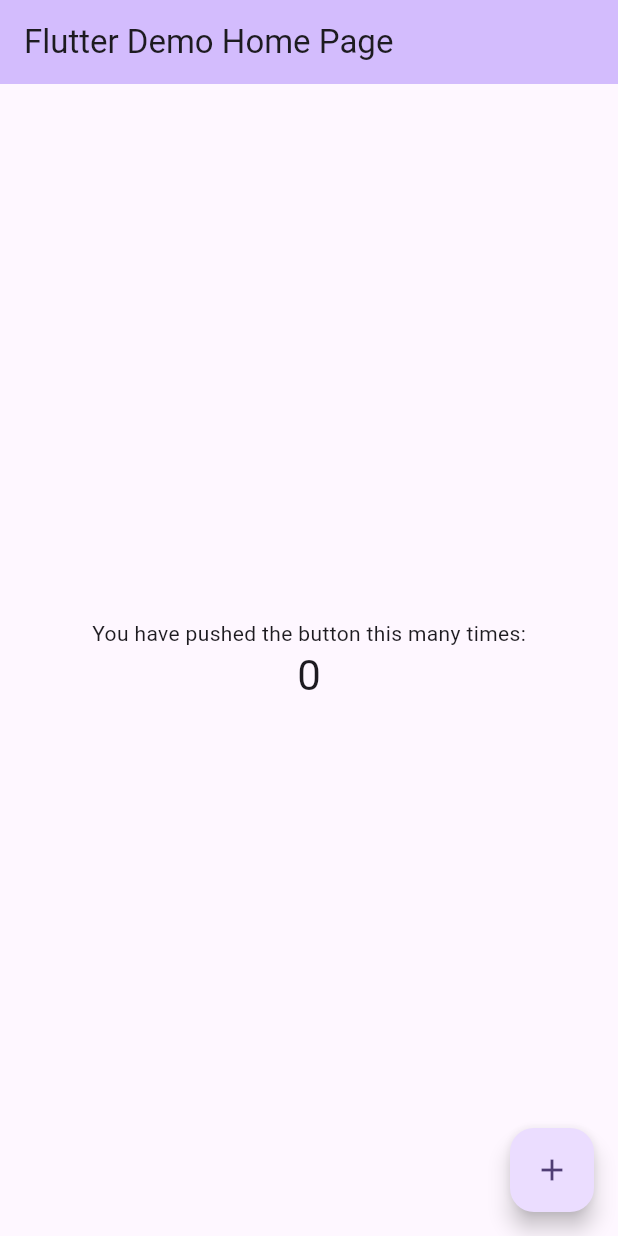
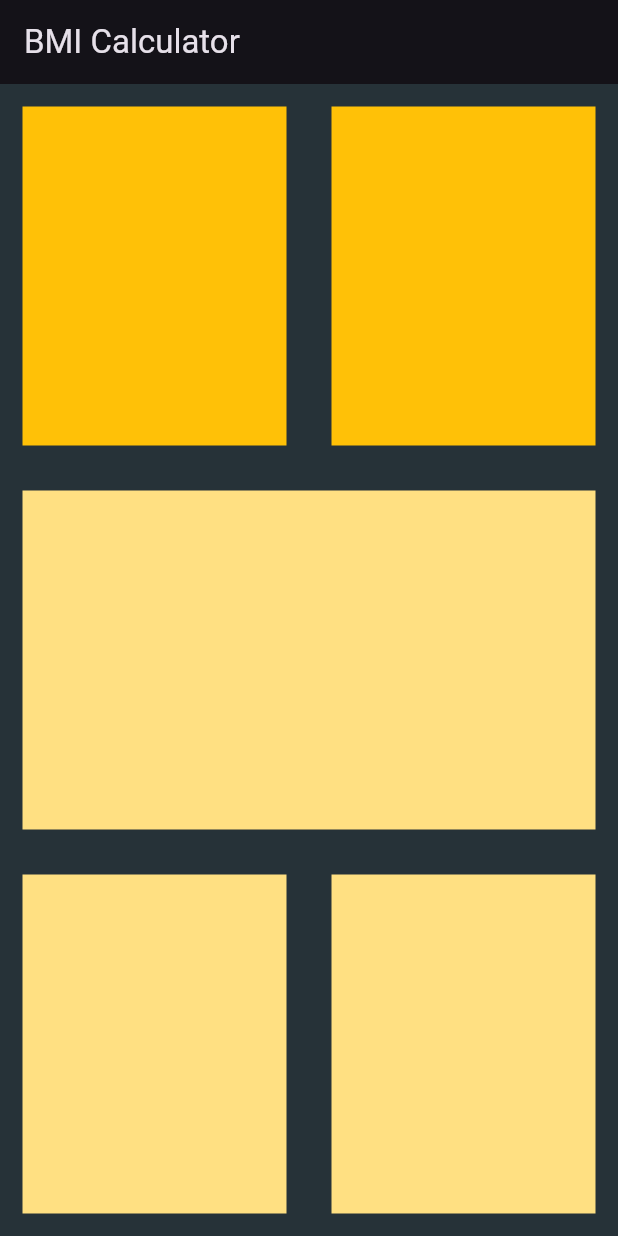
Before and after one commit to yaroslavsolokha/bmi_calculator, a Flutter app: the screen it shows after launch, on a phone screen of 412 x 824 dp. Run offline on Flutter 3.47's test engine with Material 3 defaults, Android fonts, the phone set to English and light mode, and no system bars.

```diff
--- a/lib/main.dart
+++ b/lib/main.dart
@@ -1,125 +1,13 @@
+import 'package:bmi_calculator/screens/homepage.dart';
 import 'package:flutter/material.dart';
 
 void main() {
-  runApp(const MyApp());
+  runApp(
+    MaterialApp(
+      theme: ThemeData.dark().copyWith(
+        scaffoldBackgroundColor: Colors.blueGrey[900],
+      ),
+      home: const HomepageScreen(),
+    ),
+  );
 }
-
-class MyApp extends StatelessWidget {
-  const MyApp({super.key});
-
-  // This widget is the root of your application.
-  @override
-  Widget build(BuildContext context) {
-    return MaterialApp(
-      title: 'Flutter Demo',
-      theme: ThemeData(
-        // This is the theme of your application.
-        //
-        // TRY THIS: Try running your application with "flutter run". You'll see
-        // the application has a purple toolbar. Then, without quitting the app,
-        // try changing the seedColor in the colorScheme below to Colors.green
-        // and then invoke "hot reload" (save your changes or press the "hot
-        // reload" button in a Flutter-supported IDE, or press "r" if you used
-        // the command line to start the app).
-        //
-        // Notice that the counter didn't reset back to zero; the application
-        // state is not lost during the reload. To reset the state, use hot
-        // restart instead.
-        //
-        // This works for code too, not just values: Most code changes can be
-        // tested with just a hot reload.
-        colorScheme: ColorScheme.fromSeed(seedColor: Colors.deepPurple),
-        useMaterial3: true,
-      ),
-      home: const MyHomePage(title: 'Flutter Demo Home Page'),
-    );
-  }
-}
-
-class MyHomePage extends StatefulWidget {
-  const MyHomePage({super.key, required this.title});
-
-  // This widget is the home page of your application. It is stateful, meaning
-  // that it has a State object (defined below) that contains fields that affect
-  // how it looks.
-
-  // This class is the configuration for the state. It holds the values (in this
-  // case the title) provided by the parent (in this case the App widget) and
-  // used by the build method of the State. Fields in a Widget subclass are
-  // always marked "final".
-
-  final String title;
-
-  @override
-  State<MyHomePage> createState() => _MyHomePageState();
-}
-
-class _MyHomePageState extends State<MyHomePage> {
-  int _counter = 0;
-
-  void _incrementCounter() {
-    setState(() {
-      // This call to setState tells the Flutter framework that something has
-      // changed in this State, which causes it to rerun the build method below
-      // so that the display can reflect the updated values. If we changed
-      // _counter without calling setState(), then the build method would not be
-      // called again, and so nothing would appear to happen.
-      _counter++;
-    });
-  }
-
-  @override
-  Widget build(BuildContext context) {
-    // This method is rerun every time setState is called, for instance as done
-    // by the _incrementCounter method above.
-    //
-    // The Flutter framework has been optimized to make rerunning build methods
-    // fast, so that you can just rebuild anything that needs updating rather
-    // than having to individually change instances of widgets.
-    return Scaffold(
-      appBar: AppBar(
-        // TRY THIS: Try changing the color here to a specific color (to
-        // Colors.amber, perhaps?) and trigger a hot reload to see the AppBar
-        // change color while the other colors stay the same.
-        backgroundColor: Theme.of(context).colorScheme.inversePrimary,
-        // Here we take the value from the MyHomePage object that was created by
-        // the App.build method, and use it to set our appbar title.
-        title: Text(widget.title),
-      ),
-      body: Center(
-        // Center is a layout widget. It takes a single child and positions it
-        // in the middle of the parent.
-        child: Column(
-          // Column is also a layout widget. It takes a list of children and
-          // arranges them vertically. By default, it sizes itself to fit its
-          // children horizontally, and tries to be as tall as its parent.
-          //
-          // Column has various properties to control how it sizes itself and
-          // how it positions its children. Here we use mainAxisAlignment to
-          // center the children vertically; the main axis here is the vertical
-          // axis because Columns are vertical (the cross axis would be
-          // horizontal).
-          //
-          // TRY THIS: Invoke "debug painting" (choose the "Toggle Debug Paint"
-          // action in the IDE, or press "p" in the console), to see the
-          // wireframe for each widget.
-          mainAxisAlignment: MainAxisAlignment.center,
-          children: <Widget>[
-            const Text(
-              'You have pushed the button this many times:',
-            ),
-            Text(
-              '$_counter',
-              style: Theme.of(context).textTheme.headlineMedium,
-            ),
-          ],
-        ),
-      ),
-      floatingActionButton: FloatingActionButton(
-        onPressed: _incrementCounter,
-        tooltip: 'Increment',
-        child: const Icon(Icons.add),
-      ), // This trailing comma makes auto-formatting nicer for build methods.
-    );
-  }
-}
--- /dev/null
+++ b/lib/screens/homepage.dart
@@ -0,0 +1,58 @@
+import 'package:bmi_calculator/widgets/button_container.dart';
+import 'package:flutter/material.dart';
+
+const Color defaultContainerColor = Colors.amber;
+
+class HomepageScreen extends StatefulWidget {
+  const HomepageScreen({super.key});
+
+  @override
+  State<HomepageScreen> createState() => _HomepageScreenState();
+}
+
+class _HomepageScreenState extends State<HomepageScreen> {
+  Color defaultContainerColorClicked = Colors.amber[200]!;
+
+  @override
+  Widget build(BuildContext context) {
+    return Scaffold(
+      appBar: AppBar(
+        title: const Text('BMI Calculator'),
+      ),
+      body: SafeArea(
+        child: Column(
+          crossAxisAlignment: CrossAxisAlignment.stretch,
+          children: [
+            const Expanded(
+              child: Row(
+                children: [
+                  ButtonContainer(
+                    color: defaultContainerColor,
+                  ),
+                  ButtonContainer(
+                    color: defaultContainerColor,
+                  ),
+                ],
+              ),
+            ),
+            ButtonContainer(
+              color: defaultContainerColorClicked,
+            ),
+            Expanded(
+              child: Row(
+                children: [
+                  ButtonContainer(
+                    color: defaultContainerColorClicked,
+                  ),
+                  ButtonContainer(
+                    color: defaultContainerColorClicked,
+                  ),
+                ],
+              ),
+            )
+          ],
+        ),
+      ),
+    );
+  }
+}
--- /dev/null
+++ b/lib/widgets/button_container.dart
@@ -0,0 +1,20 @@
+import 'package:flutter/material.dart';
+
+class ButtonContainer extends StatelessWidget {
+  const ButtonContainer({
+    super.key,
+    required this.color,
+  });
+
+  final Color color;
+
+  @override
+  Widget build(BuildContext context) {
+    return Expanded(
+      child: Container(
+        margin: const EdgeInsets.all(15.0),
+        color: color,
+      ),
+    );
+  }
+}
--- a/pubspec.yaml
+++ b/pubspec.yaml
@@ -35,6 +35,7 @@ dependencies:
   # The following adds the Cupertino Icons font to your application.
   # Use with the CupertinoIcons class for iOS style icons.
   cupertino_icons: ^1.0.8
+  font_awesome_flutter: ^10.7.0
 
 dev_dependencies:
   flutter_test:
```
Also changed, not shown: pubspec.lock.
